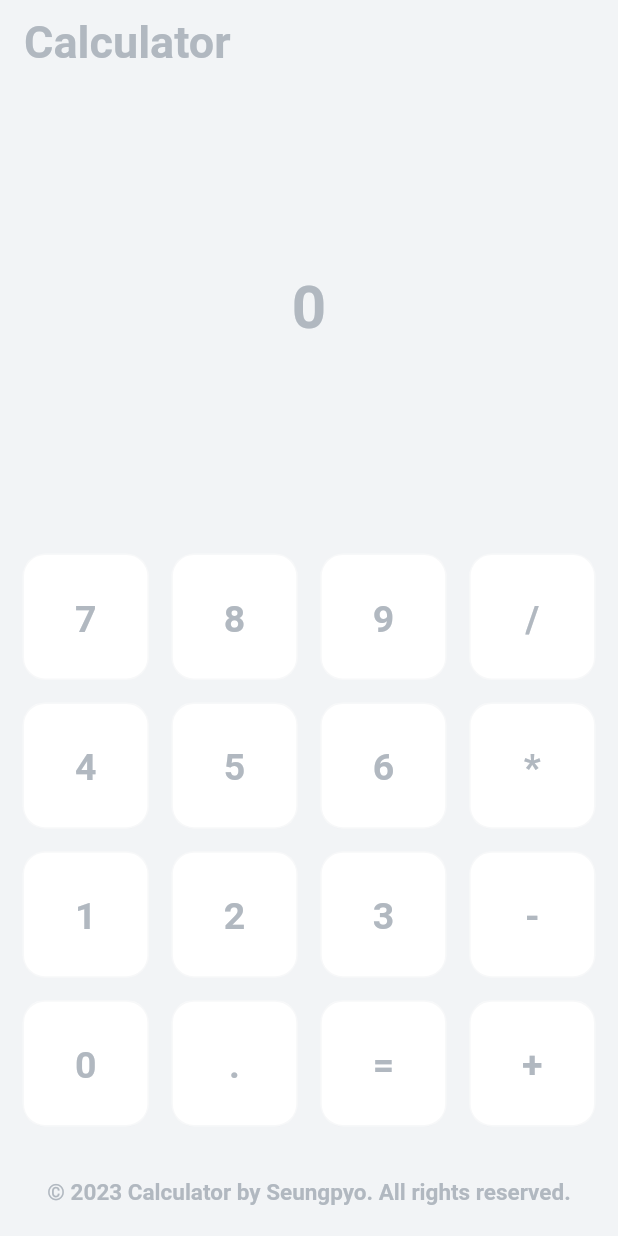
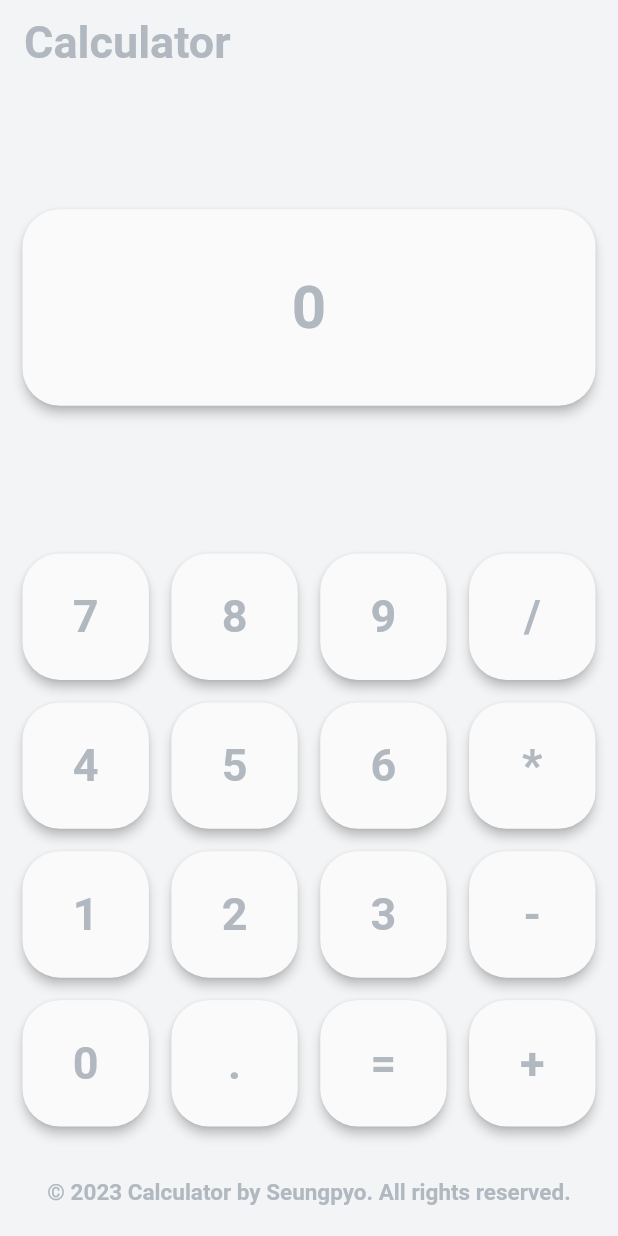
Before and after one commit to sspzoa/calculator, a Flutter app: the screen it shows after launch, on a phone screen of 412 x 824 dp. Run offline on Flutter 3.47's test engine with Material 2 defaults, Android fonts, the phone set to English and light mode, and no system bars; missing offline and left inert: flutter_displaymode.

Commit message:
ui update

```diff
--- a/lib/main.dart
+++ b/lib/main.dart
@@ -112,16 +112,7 @@ class _CalculatorState extends State<Calculator> {
 
   Widget _buildButton(String title, [Function(String)? onPressed]) {
     return ButtonContainer(
-      child: TextButton(
-        onPressed: () => onPressed?.call(title) ?? _onNumberPressed(int.parse(title)),
-        style: ButtonStyle(
-          overlayColor: MaterialStateProperty.all(Colors.transparent),
-        ),
-        child: Text(
-          _isInteger(title) ? int.parse(title).toString() : title,
-          style: textStyle,
-        ),
-      ),
+      text: title,
       onPressed: () => onPressed?.call(title) ?? _onNumberPressed(int.parse(title)),
     );
   }
@@ -135,7 +126,7 @@ class _CalculatorState extends State<Calculator> {
   void _onDotPressed() {
     setState(() {
       if (!_controller.text.contains('.')) {
-        _controller.text = _controller.text + '.';
+        _controller.text = '${_controller.text}.';
       }
     });
   }
@@ -225,7 +216,7 @@ class _CalculatorState extends State<Calculator> {
 }
 
 const textStyle = TextStyle(
-  fontSize: 25.0,
+  fontSize: 30.0,
   fontWeight: FontWeight.bold,
   color: Color(0xFFB1B8C0),
 );
@@ -236,34 +227,32 @@ const textFieldStyle = TextStyle(
   color: Color(0xFFB1B8C0),
 );
 
-final boxDecoration = BoxDecoration(
-  color: Colors.white,
-  borderRadius: BorderRadius.circular(15.0),
-  border: Border.all(
-    color: const Color(0xFFB1B8C0).withOpacity(0.1),
-    width: 1,
-  ),
-);
-
 class ButtonContainer extends StatelessWidget {
-  final Widget child;
-  final VoidCallback onPressed;
+  final String text;
+  final Function()? onPressed;
 
   const ButtonContainer({
-    required this.child,
-    required this.onPressed,
     Key? key,
+    required this.text,
+    this.onPressed,
   }) : super(key: key);
 
   @override
   Widget build(BuildContext context) {
-    return GestureDetector(
+    return Material(
+      borderRadius: BorderRadius.circular(25.0),
+      elevation: 3.0,
+      child: InkWell(
+        borderRadius: BorderRadius.circular(25.0),
         onTap: onPressed,
         child: Container(
           alignment: Alignment.center,
-        padding: const EdgeInsets.all(20),
-        decoration: boxDecoration,
-        child: child,
+          height: 80,
+          child: Text(
+            int.tryParse(text) != null ? int.parse(text).toString() : text,
+            style: textStyle,
+          ),
+        ),
       ),
     );
   }
@@ -293,6 +282,11 @@ class CustomTextField extends StatelessWidget {
           }
         }
       },
+      child: Container(
+        margin: const EdgeInsets.symmetric(horizontal: 15.0),
+        child: Material(
+          borderRadius: BorderRadius.circular(25.0),
+          elevation: 3.0,
           child: Padding(
             padding: const EdgeInsets.all(30.0),
             child: TextField(
@@ -300,15 +294,17 @@ class CustomTextField extends StatelessWidget {
               maxLines: null,
               readOnly: true,
               decoration: InputDecoration(
+                border: InputBorder.none,
                 hintText: hintText,
                 hintStyle: textFieldStyle,
-            border: InputBorder.none,
                 alignLabelWithHint: true,
               ),
               style: textFieldStyle,
               textAlign: TextAlign.center,
             ),
           ),
+        ),
+      ),
     );
   }
 }
```
Lines whose indentation alone changed are shown as unchanged.
